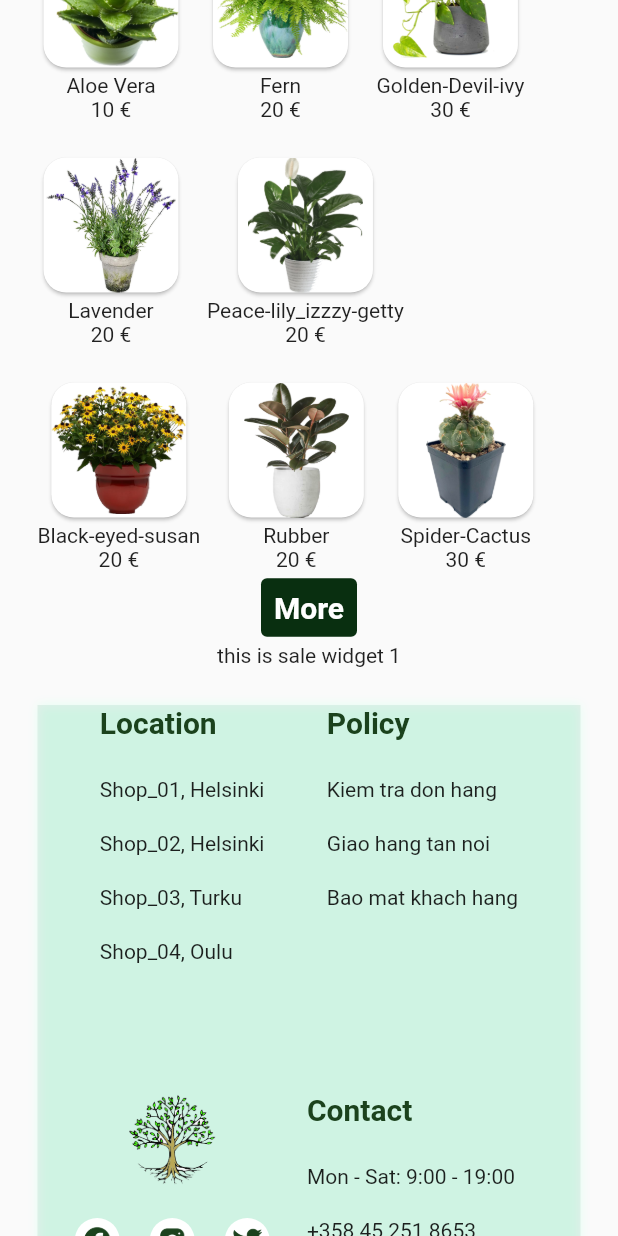
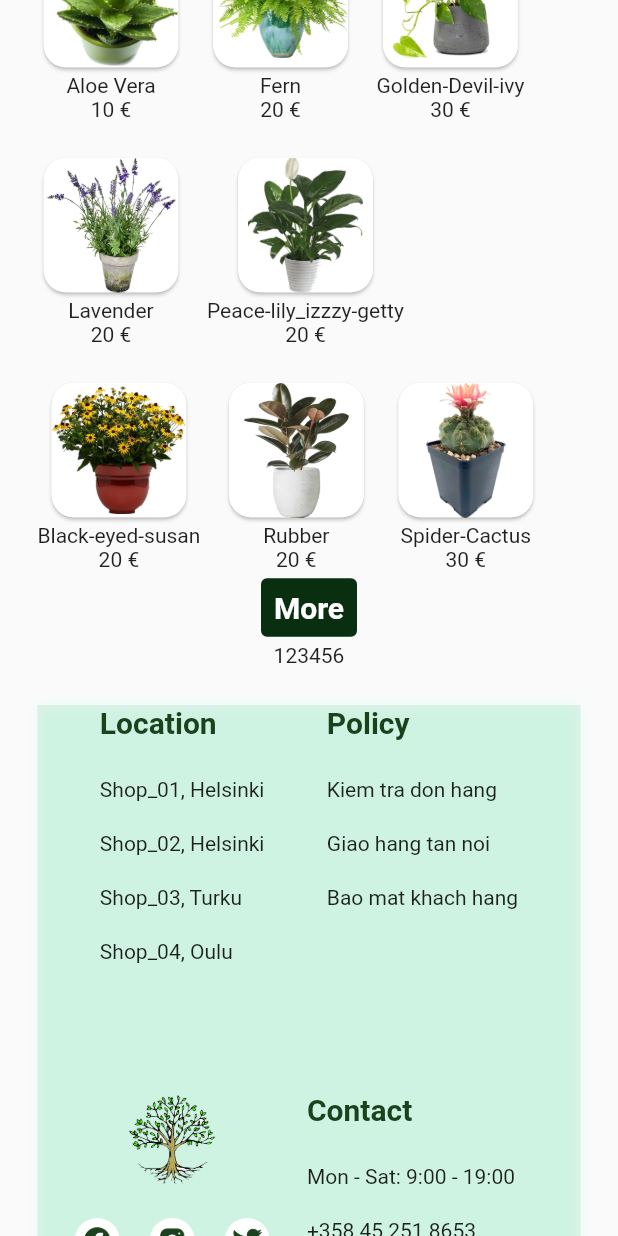
Before and after one commit to ngocdu171/Plants-Shop-App, a Flutter app: the ShopPage screen opened directly, scrolled down 1152 dp, on a phone screen of 412 x 824 dp. Run offline on Flutter 3.47's test engine with Material 2 defaults, Android fonts, the phone set to English and light mode, and no system bars; our stand-ins replace google_fonts.

Commit message:
pass value to child widget

```diff
--- a/plantshopapps/lib/screens/shoppage/shoppage.dart
+++ b/plantshopapps/lib/screens/shoppage/shoppage.dart
@@ -12,7 +12,7 @@ class ShopPage extends StatelessWidget {
   @override
   Widget build(BuildContext context) {
     final test = plantsList.where((element) => element.discount == true);
-
+    const data = "123456";
     return Scaffold(
       body: SingleChildScrollView(
         child: Center(
@@ -31,7 +31,7 @@ class ShopPage extends StatelessWidget {
                 child: const Text("Back to homePage"),
               ),
               FilterWidget(),
-              SaleWidget(testList : test),
+              const SaleWidget(data: data),
 
               Footer()
             ],
--- a/plantshopapps/lib/screens/shoppage/widget/salewidget.dart
+++ b/plantshopapps/lib/screens/shoppage/widget/salewidget.dart
@@ -1,19 +1,20 @@
 import 'package:flutter/material.dart';
-import 'package:plantshopapps/data/plants.dart';
+// import 'package:plantshopapps/data/plants.dart';
 
 class SaleWidget extends StatelessWidget {
 
-  const SaleWidget({ Key? key, required Iterable<PlantsList> testList }) : super(key: key);
+  // final test;
+  const SaleWidget({ Key? key, required this.data, }) : super(key: key);
 
-
+  final String data;
   @override
   Widget build(BuildContext context) {
     return
-      const Text("this is sale widget 1");
+    Text(data);
+      // const Text("this is sale widget 2");
+      // Text('${widget.tam}');
       // Wrap(
-      //   children: test('', () {
-
-      //   });,
-      // )
+      //   children: test.map((e) => Text(e.name))
+      // );
   }
 }
```
